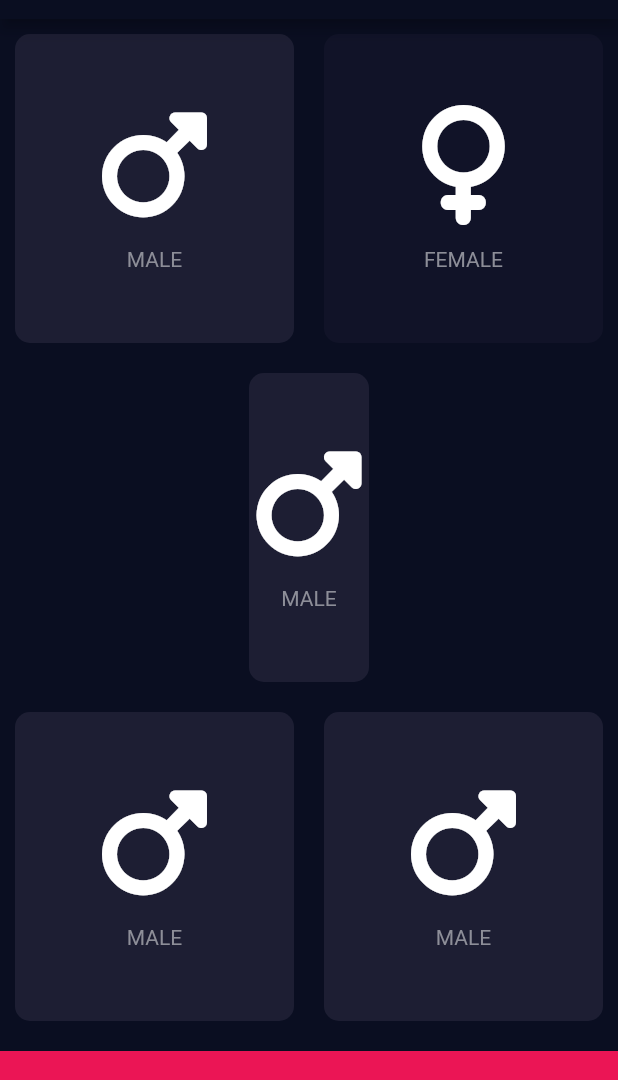
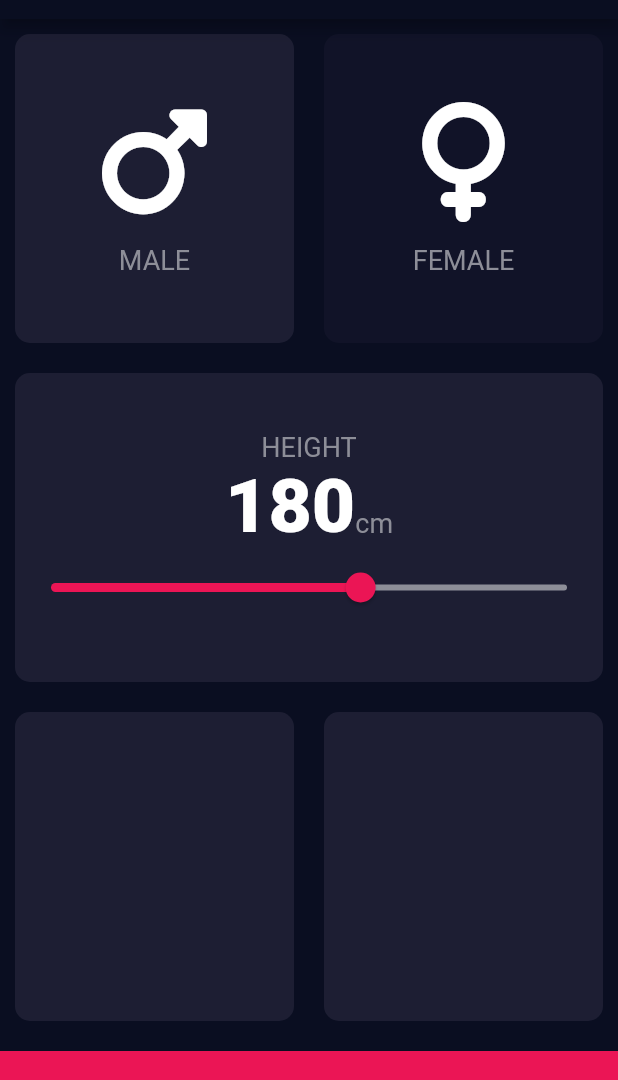
Before and after one commit to uttu87/BMI-Calculator-Flutter, a Flutter app: the screen it shows after launch, on a phone screen of 412 x 824 dp, the part 65-1145 px from its top. Run offline on Flutter 3.47's test engine with Material 2 defaults, Android fonts, the phone set to English and light mode, and no system bars; our stand-ins replace font_awesome_flutter.

Commit message:
Add slider for changing height

```diff
--- /dev/null
+++ b/lib/constants.dart
@@ -0,0 +1,20 @@
+import 'package:flutter/material.dart';
+
+const kBottomContainerHeight = 80.0;
+const kMinHeight = 120.0;
+const kMaxHeight = 220.0;
+
+const kActiveCardColor = Color(0xFF1D1E33);
+const kInactiveCardColor = Color(0xFF111328);
+const kBottomContainerColor = Color(0xFFEB1555);
+const kSliderActiveCardColor = kBottomContainerColor;
+const kSliderInactiveCardColor = Color(0xFF8D8E98);
+
+const kLabelTextStyle = TextStyle(
+  fontSize: 18.0,
+  color: Color(0xFF8D8E98),
+);
+const kNumberTextStyle = TextStyle(
+  fontSize: 50.0,
+  fontWeight: FontWeight.w900,
+);
--- a/lib/icon_content.dart
+++ b/lib/icon_content.dart
@@ -1,6 +1,5 @@
 import 'package:flutter/material.dart';
-
-const labelTextStyle = TextStyle(color: Color(0xFF8D8E98));
+import 'constants.dart';
 
 class IconContent extends StatelessWidget {
   const IconContent({super.key, required this.icon, required this.label});
@@ -22,7 +21,7 @@ class IconContent extends StatelessWidget {
         ),
         Text(
           label,
-          style: labelTextStyle,
+          style: kLabelTextStyle,
         )
       ],
     );
--- a/lib/input_page.dart
+++ b/lib/input_page.dart
@@ -2,11 +2,7 @@ import 'package:flutter/material.dart';
 import 'package:font_awesome_flutter/font_awesome_flutter.dart';
 import 'reusable_card.dart';
 import 'icon_content.dart';
-
-const bottomContainerHeight = 80.0;
-const activeCardColor = Color(0xFF1D1E33);
-const inactiveCardColor = Color(0xFF111328);
-const bottomContainerColor = Color(0xFFEB1555);
+import 'constants.dart';
 
 enum Gender { male, female }
 
@@ -19,6 +15,7 @@ class InputPage extends StatefulWidget {
 
 class _InputPageState extends State<InputPage> {
   Gender selectedGender = Gender.male;
+  int height = 180;
 
   @override
   Widget build(BuildContext context) {
@@ -28,6 +25,7 @@ class _InputPageState extends State<InputPage> {
           title: const Text('BMI CALCULATOR'),
         ),
         body: Column(
+          crossAxisAlignment: CrossAxisAlignment.stretch,
           children: [
             Expanded(
               child: Row(
@@ -40,8 +38,8 @@ class _InputPageState extends State<InputPage> {
                         });
                       },
                       color: selectedGender == Gender.male
-                          ? activeCardColor
-                          : inactiveCardColor,
+                          ? kActiveCardColor
+                          : kInactiveCardColor,
                       cardChild: const IconContent(
                         icon: FontAwesomeIcons.mars,
                         label: 'MALE',
@@ -56,8 +54,8 @@ class _InputPageState extends State<InputPage> {
                         });
                       },
                       color: selectedGender == Gender.female
-                          ? activeCardColor
-                          : inactiveCardColor,
+                          ? kActiveCardColor
+                          : kInactiveCardColor,
                       cardChild: const IconContent(
                         icon: FontAwesomeIcons.venus,
                         label: 'FEMALE',
@@ -69,86 +67,64 @@ class _InputPageState extends State<InputPage> {
             ),
             Expanded(
               child: ReusableCard(
-                onPressed: (){
-
-                },
-                color: activeCardColor,
+                  color: kActiveCardColor,
                   cardChild: Column(
                     mainAxisAlignment: MainAxisAlignment.center,
-                  children: const [
-                    Icon(
-                      FontAwesomeIcons.mars,
-                      size: 80.0,
+                    children: [
+                      const Text(
+                        'HEIGHT',
+                        style: kLabelTextStyle,
                       ),
-                    SizedBox(
-                      height: 15.0,
+                      Row(
+                        mainAxisAlignment: MainAxisAlignment.center,
+                        crossAxisAlignment: CrossAxisAlignment.baseline,
+                        textBaseline: TextBaseline.alphabetic,
+                        children: [
+                          Text(
+                            height.toString(),
+                            style: kNumberTextStyle,
                           ),
-                    Text(
-                      'MALE',
-                      style: TextStyle(color: Color(0xFF8D8E98)),
+                          const Text(
+                            'cm',
+                            style: kLabelTextStyle,
                           )
                         ],
                       ),
+                      Slider(
+                        value: height.toDouble(),
+                        min: kMinHeight,
+                        max: kMaxHeight,
+                        activeColor: kSliderActiveCardColor,
+                        inactiveColor: kSliderInactiveCardColor,
+                        onChanged: (newValue) {
+                          setState(() {
+                            height = newValue.round();
+                          });
+                        },
                       ),
+                    ],
+                  )),
             ),
             Expanded(
               child: Row(
-                children: [
+                children: const [
                   Expanded(
                     child: ReusableCard(
-                      onPressed: (){
-
-                      },
-                      color: activeCardColor,
-                      cardChild: Column(
-                        mainAxisAlignment: MainAxisAlignment.center,
-                        children: const [
-                          Icon(
-                            FontAwesomeIcons.mars,
-                            size: 80.0,
-                          ),
-                          SizedBox(
-                            height: 15.0,
-                          ),
-                          Text(
-                            'MALE',
-                            style: TextStyle(color: Color(0xFF8D8E98)),
-                          )
-                        ],
-                      ),
+                      color: kActiveCardColor,
                     ),
                   ),
                   Expanded(
                     child: ReusableCard(
-                      onPressed: (){
-
-                      },
-                      color: activeCardColor,
-                      cardChild: Column(
-                        mainAxisAlignment: MainAxisAlignment.center,
-                        children: const [
-                          Icon(
-                            FontAwesomeIcons.mars,
-                            size: 80.0,
-                          ),
-                          SizedBox(
-                            height: 15.0,
-                          ),
-                          Text(
-                            'MALE',
-                            style: TextStyle(color: Color(0xFF8D8E98)),
-                          )
-                        ],
-                      ),
+                      color: kActiveCardColor,
                     ),
                   ),
                 ],
               ),
             ),
             Container(
-              color: bottomContainerColor,
+              color: kBottomContainerColor,
               margin: const EdgeInsets.only(top: 10.0),
-              height: bottomContainerHeight,
+              height: kBottomContainerHeight,
             )
           ],
         ));
--- a/lib/main.dart
+++ b/lib/main.dart
@@ -2,9 +2,11 @@ import 'package:flutter/material.dart';
 
 import 'input_page.dart';
 
-void main() => runApp(BMICalculator());
+void main() => runApp(const BMICalculator());
 
 class BMICalculator extends StatelessWidget {
+  const BMICalculator({super.key});
+
   @override
   Widget build(BuildContext context) {
     return MaterialApp(
@@ -12,7 +14,7 @@ class BMICalculator extends StatelessWidget {
         appBarTheme: const AppBarTheme(backgroundColor: Color(0xFF0a0e21)),
         scaffoldBackgroundColor: const Color(0xFF0a0e21),
       ),
-      home: InputPage(),
+      home: const InputPage(),
     );
   }
 }
--- a/lib/reusable_card.dart
+++ b/lib/reusable_card.dart
@@ -1,11 +1,11 @@
 import 'package:flutter/material.dart';
 
 class ReusableCard extends StatelessWidget {
-  const ReusableCard({super.key, required this.color, required this.cardChild, required this.onPressed});
+  const ReusableCard({super.key, required this.color, this.cardChild, this.onPressed});
 
   final Color color;
-  final Widget cardChild;
-  final Function() onPressed;
+  final Widget? cardChild;
+  final Function()? onPressed;
 
   @override
   Widget build(BuildContext context) {
```
Lines whose indentation alone changed are shown as unchanged.
